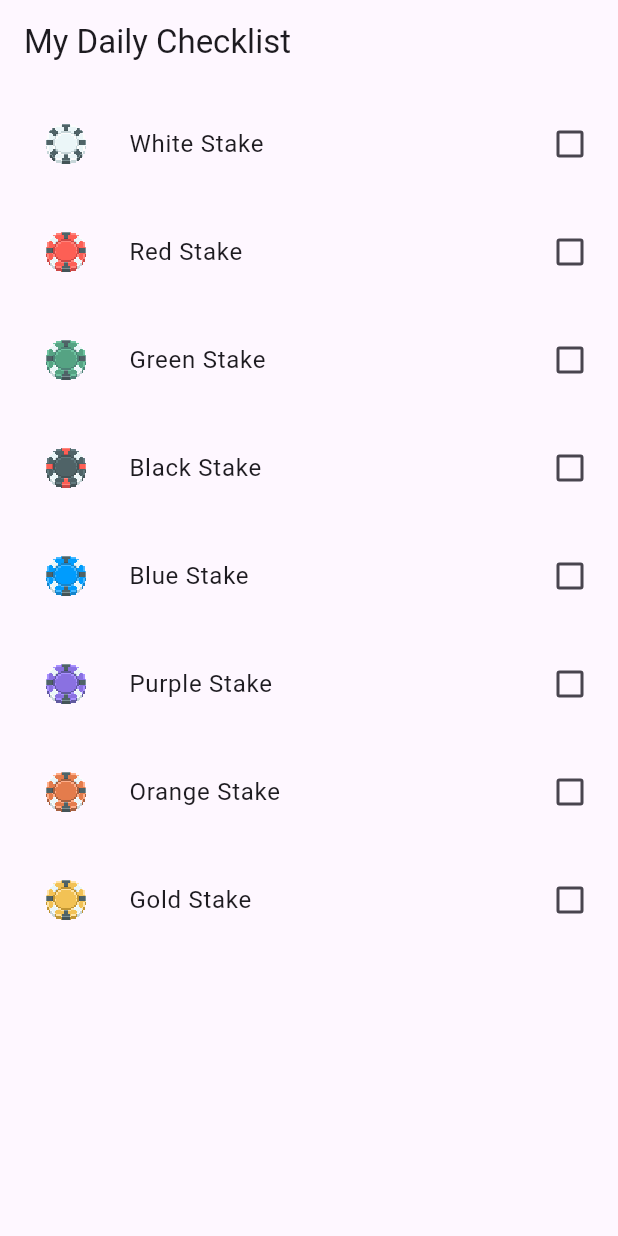
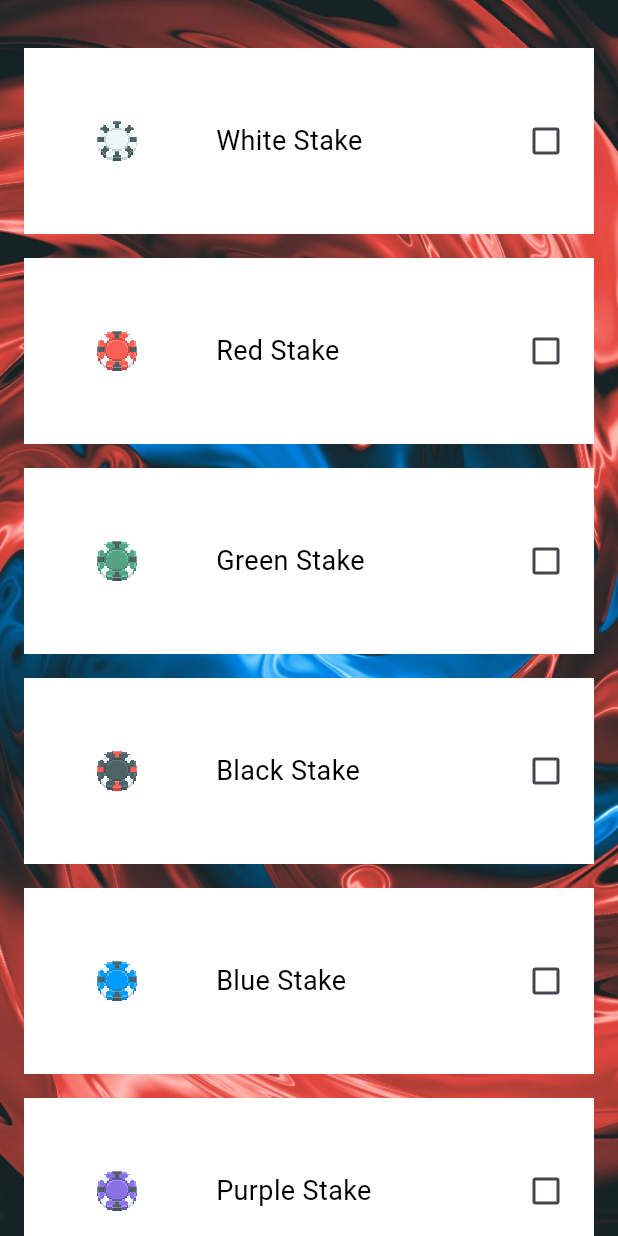
Before and after one commit to TessaChessnoe/balatodo, a Flutter app: the screen it shows after launch, on a phone screen of 412 x 824 dp. Run offline on Flutter 3.47's test engine with Material 3 defaults, Android fonts, the phone set to English and light mode, and no system bars; our stand-ins replace audioplayers.

Commit message:
Added background and centered checklist items.

```diff
--- a/lib/main.dart
+++ b/lib/main.dart
@@ -2,22 +2,30 @@ import 'package:flutter/material.dart';
 import 'package:audioplayers/audioplayers.dart';
 
 void main() {
-  runApp(MyApp());
+  runApp(
+    Center(
+      child: SizedBox(
+        width: 412, // Simulates a large Android phone
+        height: 915,
+        child: MyApp(),
+      ),
+    ),
+  );
 }
 
 class PixelArtConfig {
-  static const double globalScale = 15.0; // Default scale for pixel art
+  static const double globalScale = 4.0; // Default scale for pixel art
   static const double basePixelSize = 27.0;
-  static const double maxRenderSize = 64.0;
 }
 
 // Data model for a checkbox item
 class CheckboxItem {
-  String label; // Text label to display
-  bool isChecked; // Current checked state
-  final String soundPath; // Filepath for 'check' sound
-  final String imagePath; // Image for checklist item
-  final double? customScale; // Optional override
+  String label;
+  bool isChecked;
+  final String soundPath;
+  final String imagePath;
+  final double? customScale;
+
   CheckboxItem({
     required this.label,
     required this.soundPath,
@@ -30,13 +38,12 @@ class CheckboxItem {
 class MyApp extends StatelessWidget {
   const MyApp({super.key});
 
-  // Root widget of the app
   @override
   Widget build(BuildContext context) {
     return MaterialApp(
       title: 'Custom Checkbox App',
       theme: ThemeData(primarySwatch: Colors.blue),
-      home: CheckboxScreen(), // Loads the main screen
+      home: CheckboxScreen(),
     );
   }
 }
@@ -49,7 +56,6 @@ class CheckboxScreen extends StatefulWidget {
 }
 
 class _CheckboxScreenState extends State<CheckboxScreen> {
-  // Hardcoded list of checkbox items
   final List<CheckboxItem> items = [
     CheckboxItem(
       label: 'White Stake',
@@ -93,16 +99,13 @@ class _CheckboxScreenState extends State<CheckboxScreen> {
     ),
   ];
 
-  // AudioPlayer instance to handle sound playback
   final AudioPlayer _audioPlayer = AudioPlayer();
 
-  // Play sound when a checkbox is toggled
   void _playSound(String path) async {
     final relativePath = path.replaceFirst('assets/', '');
     await _audioPlayer.play(AssetSource(relativePath));
   }
 
-  // Toggle the checkbox and play the sound
   void _toggleCheckbox(int index) {
     setState(() {
       items[index].isChecked = !items[index].isChecked;
@@ -112,7 +115,6 @@ class _CheckboxScreenState extends State<CheckboxScreen> {
 
   @override
   void dispose() {
-    // Dispose of the audio player when the widget is destroyed
     _audioPlayer.dispose();
     super.dispose();
   }
@@ -120,49 +122,60 @@ class _CheckboxScreenState extends State<CheckboxScreen> {
   @override
   Widget build(BuildContext context) {
     return Scaffold(
-      appBar: AppBar(title: Text('My Daily Checklist')),
-      body: ListView.builder(
-        itemCount: items.length, // Fixed number of checkboxes
+      body: Stack(
+        children: [
+          Positioned.fill(
+            // Fit background to display dims and center
+            child: FittedBox(
+              fit: BoxFit.cover,
+              alignment: Alignment.center,
+              child: Image.asset('assets/images/background.jpg'),
+            ),
+          ),
+          ListView.builder(
+            padding: const EdgeInsets.symmetric(vertical: 24, horizontal: 16),
+            itemCount: items.length,
             itemBuilder: (context, index) {
-          // Prevents current checkbox item from being incorrectly reassigned
               final item = items[index];
-          // Use customScale if set, otherwise, use global pixel scaling
-          final double scale = item.customScale ?? PixelArtConfig.globalScale;
-          final double displaySize = PixelArtConfig.basePixelSize * scale;
+              final scale = item.customScale ?? PixelArtConfig.globalScale;
+              final displaySize = PixelArtConfig.basePixelSize * scale;
 
-          // Must wrap checklist tile in fixed-size container
-          // Otherwise tile grows out of proportion to larger pixel art
-          return SizedBox(
-            height: 72, // fixed tile height
-            child: CheckboxListTile(
-              contentPadding: EdgeInsets.symmetric(horizontal: 12),
-              title: Row(
+              return Padding(
+                padding: const EdgeInsets.symmetric(vertical: 8),
+                child: Container(
+                  color: Colors.white,
+                  padding: const EdgeInsets.all(8),
+                  child: Row(
+                    mainAxisAlignment: MainAxisAlignment.center,
+                    crossAxisAlignment: CrossAxisAlignment.center,
                     children: [
-                  ConstrainedBox(
-                    constraints: BoxConstraints(
-                      maxWidth: PixelArtConfig.maxRenderSize,
-                      maxHeight: PixelArtConfig.maxRenderSize,
-                    ),
-                    child: SizedBox(
+                      Image.asset(
+                        item.imagePath,
                         width: displaySize,
                         height: displaySize,
-                      child: Image.asset(
-                        item.imagePath,
                         filterQuality: FilterQuality.none,
                         isAntiAlias: false,
                       ),
+                      SizedBox(width: 12),
+                      Expanded(
+                        child: Text(
+                          item.label,
+                          style: TextStyle(fontSize: 18, color: Colors.black),
                         ),
                       ),
-                  SizedBox(width: 10),
-                  Expanded(child: Text(item.label)),
+                      SizedBox(width: 12),
+                      Checkbox(
+                        value: item.isChecked,
+                        onChanged: (_) => _toggleCheckbox(index),
+                      ),
                     ],
                   ),
-              value: item.isChecked,
-              onChanged: (_) => _toggleCheckbox(index),
                 ),
               );
             },
           ),
+        ],
+      ),
     );
   }
 }
```
Also changed, not shown: assets/images/background.jpg (added). Lines whose indentation alone changed are shown as unchanged.
